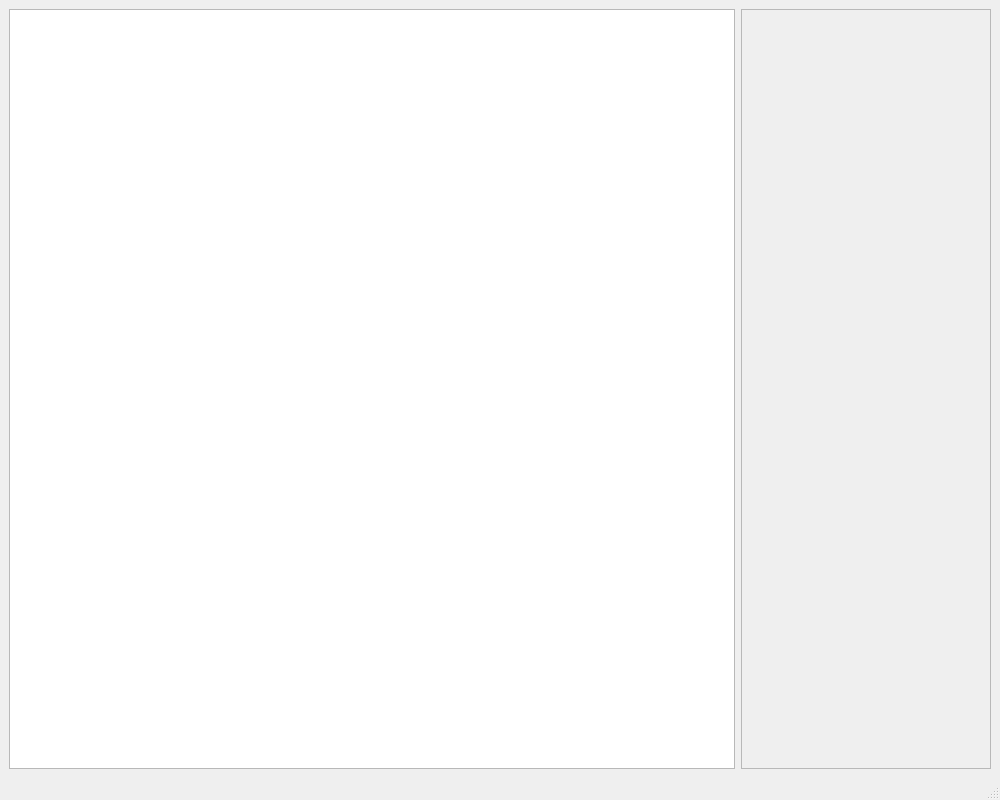
ahunt/incolata, file mainwindow.ui: the form before one commit.
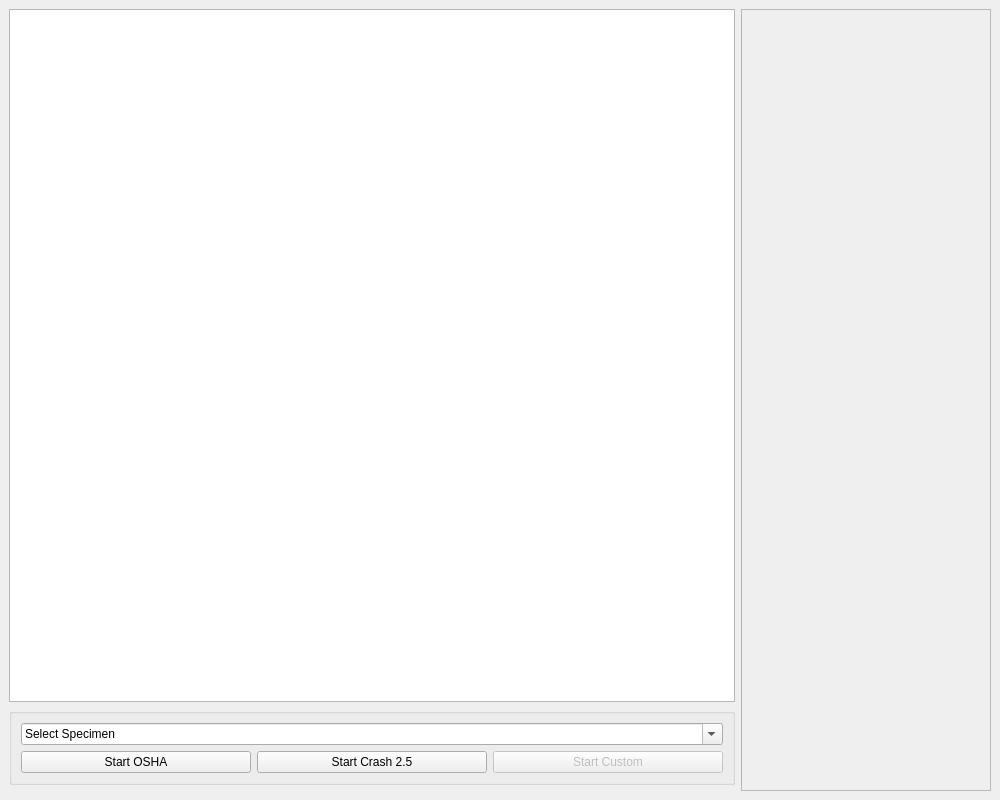
The form after the commit. Icons and pictures are not drawn.

Commit message: Add mockup exercise control panel

Patch:
```diff
--- a/mainwindow.ui
+++ b/mainwindow.ui
@@ -27,12 +27,25 @@
     </sizepolicy>
    </property>
    <layout class="QGridLayout" name="gridLayout">
-    <item row="0" column="0">
+    <item row="1" column="0">
      <layout class="QGridLayout" name="gridLayout_2">
       <property name="sizeConstraint">
        <enum>QLayout::SizeConstraint::SetDefaultConstraint</enum>
       </property>
-      <item row="0" column="1">
+      <item row="1" column="0">
+       <widget class="QTableView" name="testTable">
+        <property name="showGrid">
+         <bool>false</bool>
+        </property>
+        <attribute name="horizontalHeaderVisible">
+         <bool>false</bool>
+        </attribute>
+        <attribute name="verticalHeaderVisible">
+         <bool>false</bool>
+        </attribute>
+       </widget>
+      </item>
+      <item row="1" column="2" rowspan="3">
        <widget class="QScrollArea" name="scrollArea">
         <property name="sizePolicy">
          <sizepolicy hsizetype="Expanding" vsizetype="Expanding">
@@ -54,24 +67,63 @@
           <rect>
            <x>0</x>
            <y>0</y>
-           <width>250</width>
-           <height>725</height>
+           <width>246</width>
+           <height>748</height>
           </rect>
          </property>
         </widget>
        </widget>
       </item>
-      <item row="0" column="0">
-       <widget class="QTableView" name="testTable">
-        <property name="showGrid">
-         <bool>false</bool>
+      <item row="2" column="0">
+       <widget class="QGroupBox" name="groupBox">
+        <property name="title">
+         <string/>
         </property>
-        <attribute name="horizontalHeaderVisible">
-         <bool>false</bool>
-        </attribute>
-        <attribute name="verticalHeaderVisible">
-         <bool>false</bool>
-        </attribute>
+        <layout class="QGridLayout" name="layout_controlbox">
+         <item row="1" column="1">
+          <widget class="QPushButton" name="startExercises2">
+           <property name="text">
+            <string>Start Crash 2.5</string>
+           </property>
+           <property name="autoDefault">
+            <bool>true</bool>
+           </property>
+           <property name="default">
+            <bool>false</bool>
+           </property>
+          </widget>
+         </item>
+         <item row="1" column="0">
+          <widget class="QPushButton" name="startExercises1">
+           <property name="text">
+            <string>Start OSHA</string>
+           </property>
+           <property name="default">
+            <bool>false</bool>
+           </property>
+          </widget>
+         </item>
+         <item row="1" column="2">
+          <widget class="QPushButton" name="startExercises3">
+           <property name="enabled">
+            <bool>false</bool>
+           </property>
+           <property name="text">
+            <string>Start Custom</string>
+           </property>
+          </widget>
+         </item>
+         <item row="0" column="0" colspan="3">
+          <widget class="QComboBox" name="specimenSelector">
+           <property name="editable">
+            <bool>true</bool>
+           </property>
+           <property name="currentText">
+            <string>Select Specimen</string>
+           </property>
+          </widget>
+         </item>
+        </layout>
        </widget>
       </item>
      </layout>
@@ -88,7 +140,6 @@
     </rect>
    </property>
   </widget>
-  <widget class="QStatusBar" name="statusbar"/>
  </widget>
  <resources/>
  <connections/>
```
Left out of the diff: 5 changed lines with no effect on the pictures.
